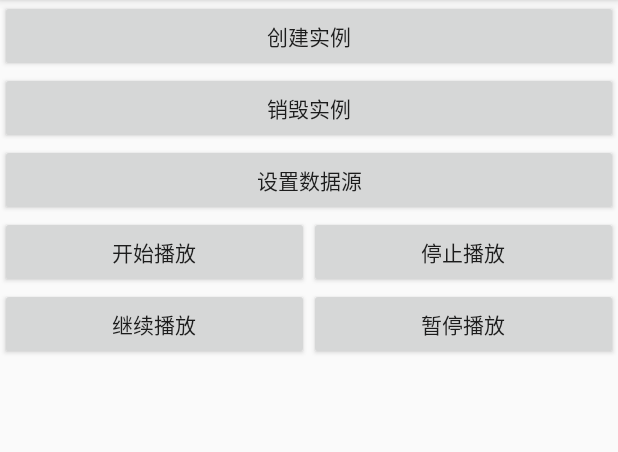
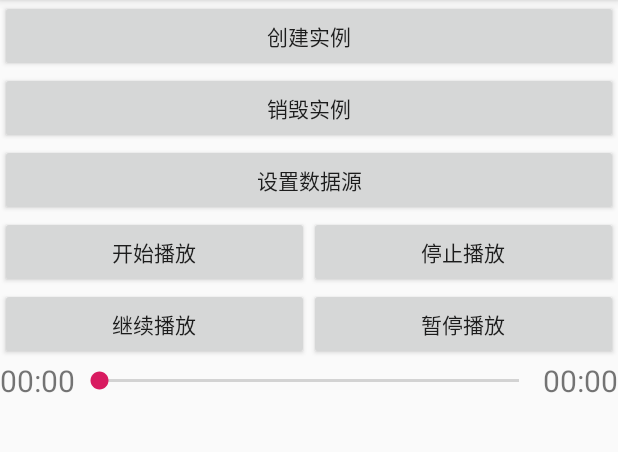
Before and after one commit to biezhihua/SMusic, an Android app: the screen it shows after launch (MainActivity), on a phone screen of 412 x 824 dp, the part 84-536 px from its top. Run offline under Robolectric (Android 15) with nearby library versions, the phone set to English and light mode, and no system bars.

Commit message:
feat: Seek

```diff
--- a/app/src/main/java/com/bzh/music/example/MainActivity.kt
+++ b/app/src/main/java/com/bzh/music/example/MainActivity.kt
@@ -4,6 +4,7 @@ import android.annotation.SuppressLint
 import android.os.Bundle
 import android.util.Log
 import android.view.View
+import android.widget.SeekBar
 import android.widget.TextView
 import androidx.appcompat.app.AppCompatActivity
 import com.bzh.music.R
@@ -16,12 +17,37 @@ class MainActivity : AppCompatActivity() {
 
     private var music: SMusic? = null
 
-    private lateinit var time: TextView
+    private lateinit var time1: TextView
+    private lateinit var time2: TextView
+    private lateinit var seek: SeekBar
 
     override fun onCreate(savedInstanceState: Bundle?) {
         super.onCreate(savedInstanceState)
         setContentView(R.layout.activity_main)
-        time = findViewById(R.id.time)
+        time1 = findViewById(R.id.time1)
+        time2 = findViewById(R.id.time2)
+        seek = findViewById(R.id.seek)
+
+        seek.setOnSeekBarChangeListener(object : SeekBar.OnSeekBarChangeListener {
+
+            var mProgress: Int = 0
+
+            override fun onProgressChanged(seekBar: SeekBar?, progress: Int, fromUser: Boolean) {
+                if (fromUser) {
+                    mProgress = progress
+                }
+            }
+
+            override fun onStartTrackingTouch(seekBar: SeekBar?) {
+                music?.pause()
+            }
+
+            override fun onStopTrackingTouch(seekBar: SeekBar?) {
+                music?.play()
+                music?.seek(mProgress)
+            }
+
+        })
     }
 
     fun create(v: View) {
@@ -31,16 +57,16 @@ class MainActivity : AppCompatActivity() {
         music = SMusic()
         music?.listener = object : IMusicListener {
             @SuppressLint("SimpleDateFormat")
-            override fun onTime(totalTime: Long, currentTime: Long) {
+            override fun onTime(totalTime: Int, currentTime: Int) {
                 Log.d(TAG, "onTime() called with: totalTime = [$totalTime], currentTime = [$currentTime]")
                 val formatter = SimpleDateFormat("mm:ss")
-                time.text = formatter.format(Date(totalTime)) + "/" + formatter.format(Date(currentTime))
-
+                time1.text = formatter.format(Date(currentTime.toLong()))
+                time2.text = formatter.format(Date(totalTime.toLong()))
+                seek.max = totalTime
+                seek.progress = currentTime
             }
         }
-
         music?.create()
-
     }
 
     fun setSource(v: View) {
--- a/app/src/main/res/layout/activity_main.xml
+++ b/app/src/main/res/layout/activity_main.xml
@@ -62,10 +62,35 @@
 
     </LinearLayout>
 
-    <TextView
-            android:id="@+id/time"
-            android:textSize="20sp"
-            android:layout_width="match_parent"
-            android:layout_height="wrap_content"/>
+    <LinearLayout android:layout_width="match_parent"
+                  android:layout_height="wrap_content"
+                  android:orientation="horizontal"
+                  android:gravity="center_vertical"
+    >
+
+        <TextView
+                android:id="@+id/time1"
+                android:textSize="20sp"
+                android:layout_width="wrap_content"
+                android:gravity="center"
+                android:text="00:00"
+                android:layout_height="wrap_content"/>
+
+        <SeekBar
+                android:id="@+id/seek"
+                android:layout_weight="1"
+                android:layout_width="0dp"
+                android:layout_height="wrap_content"/>
+
+        <TextView
+                android:id="@+id/time2"
+                android:textSize="20sp"
+                android:gravity="center"
+                android:layout_width="wrap_content"
+                android:text="00:00"
+                android:layout_height="wrap_content"/>
+
+    </LinearLayout>
+
 
 </LinearLayout>
--- a/smusic/src/main/java/com/bzh/smusic/lib/IMusicListener.kt
+++ b/smusic/src/main/java/com/bzh/smusic/lib/IMusicListener.kt
@@ -1,5 +1,5 @@
 package com.bzh.smusic.lib
 
 interface IMusicListener {
-    fun onTime(totalTime: Long, currentTime: Long)
+    fun onTime(totalTime: Int, currentTime: Int)
 }
```
Also changed, not shown: smusic/src/main/java/com/bzh/smusic/lib/SMusic.kt (+9 -4 lines), 10 other files.
